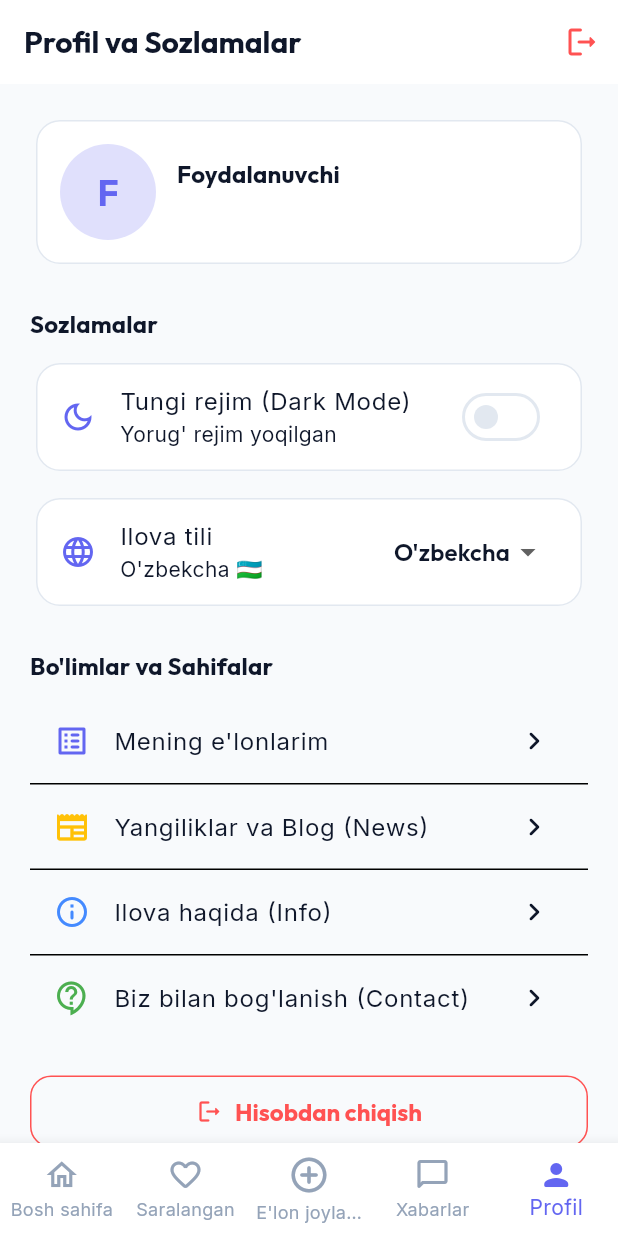
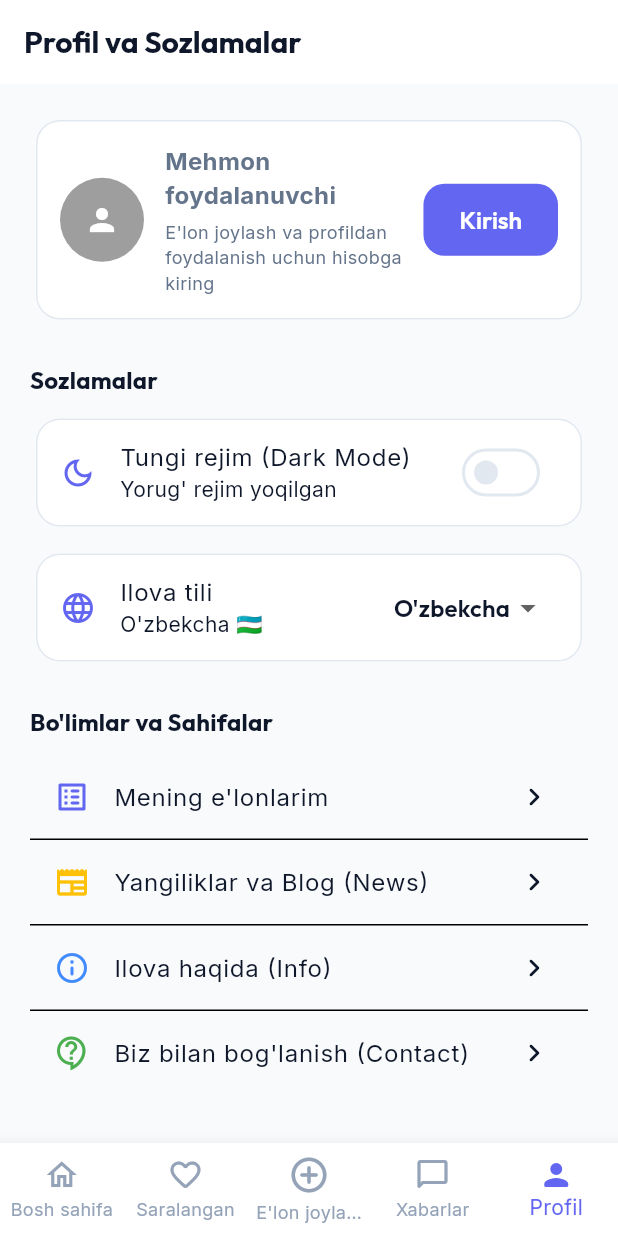
Before and after one commit to saidakbarxon946-creator/top_savdo, a Flutter app: the ProfileScreen screen opened by its route, on a phone screen of 412 x 824 dp. Run offline on Flutter 3.47's test engine with Material 3 defaults, Android fonts, the phone set to English and light mode, and no system bars; our stand-ins replace cached_network_image, cloud_firestore, firebase_auth, firebase_core, flutter_riverpod, freezed_annotation and 4 more; accounts and stored records are empty.

Commit message:
Fix reactive user state update on register and login

```diff
--- a/lib/screens/profile/profile_screen.dart
+++ b/lib/screens/profile/profile_screen.dart
@@ -14,8 +14,7 @@ class ProfileScreen extends ConsumerWidget {
     final theme = Theme.of(context);
     final isDark = theme.brightness == Brightness.dark;
     final currentLocale = ref.watch(localeProvider);
-    final userAsync = ref.watch(currentUserModelProvider);
-    final user = userAsync.value;
+    final user = ref.watch(currentUserModelProvider);
 
     return Scaffold(
       appBar: AppBar(
@@ -26,8 +25,8 @@ class ProfileScreen extends ConsumerWidget {
               icon: const Icon(Icons.logout_rounded, color: Colors.redAccent),
               tooltip: 'Tizimdan chiqish',
               onPressed: () async {
+                await ref.read(currentUserProvider.notifier).logout();
                 await ref.read(authServiceProvider).signOut();
-                ref.invalidate(currentUserModelProvider);
                 if (context.mounted) {
                   ScaffoldMessenger.of(context).showSnackBar(
                     const SnackBar(content: Text('Tizimdan chiqdingiz.')),
@@ -44,10 +43,8 @@ class ProfileScreen extends ConsumerWidget {
           crossAxisAlignment: CrossAxisAlignment.start,
           children: [
             // User Header Card
-            userAsync.when(
-              data: (userModel) {
-                if (userModel == null) {
-                  return Card(
+            if (user == null)
+              Card(
                 child: Padding(
                   padding: const EdgeInsets.all(16.0),
                   child: Row(
@@ -75,12 +72,13 @@ class ProfileScreen extends ConsumerWidget {
                     ],
                   ),
                 ),
-                  );
-                }
-
-                final name = userModel.name.isNotEmpty ? userModel.name : 'Foydalanuvchi';
-                final email = userModel.email;
-                final isAdmin = userModel.email.toLowerCase() == 'admen@gmail.com' || userModel.role == 'admin';
+              )
+            else ...[
+              Builder(
+                builder: (context) {
+                  final name = user.name.isNotEmpty ? user.name : 'Foydalanuvchi';
+                  final email = user.email;
+                  final isAdmin = user.email.toLowerCase() == 'admen@gmail.com' || user.role == 'admin';
 
                   return Card(
                     child: Padding(
@@ -133,9 +131,8 @@ class ProfileScreen extends ConsumerWidget {
                     ),
                   );
                 },
-              loading: () => const Center(child: CircularProgressIndicator()),
-              error: (err, stack) => Text('Error: $err'),
               ),
+            ],
             const SizedBox(height: 24),
 
             // Settings Header
@@ -245,8 +242,8 @@ class ProfileScreen extends ConsumerWidget {
                     padding: const EdgeInsets.symmetric(vertical: 14),
                   ),
                   onPressed: () async {
+                    await ref.read(currentUserProvider.notifier).logout();
                     await ref.read(authServiceProvider).signOut();
-                    ref.invalidate(currentUserModelProvider);
                     if (context.mounted) {
                       ScaffoldMessenger.of(context).showSnackBar(
                         const SnackBar(content: Text('Tizimdan chiqdingiz.')),
```
Also changed, not shown: lib/providers/auth_provider.dart (+59 -13 lines), lib/screens/auth/login_screen.dart (+11 -3 lines), lib/screens/auth/register_screen.dart (+30 -20 lines). Lines whose indentation alone changed are shown as unchanged.
